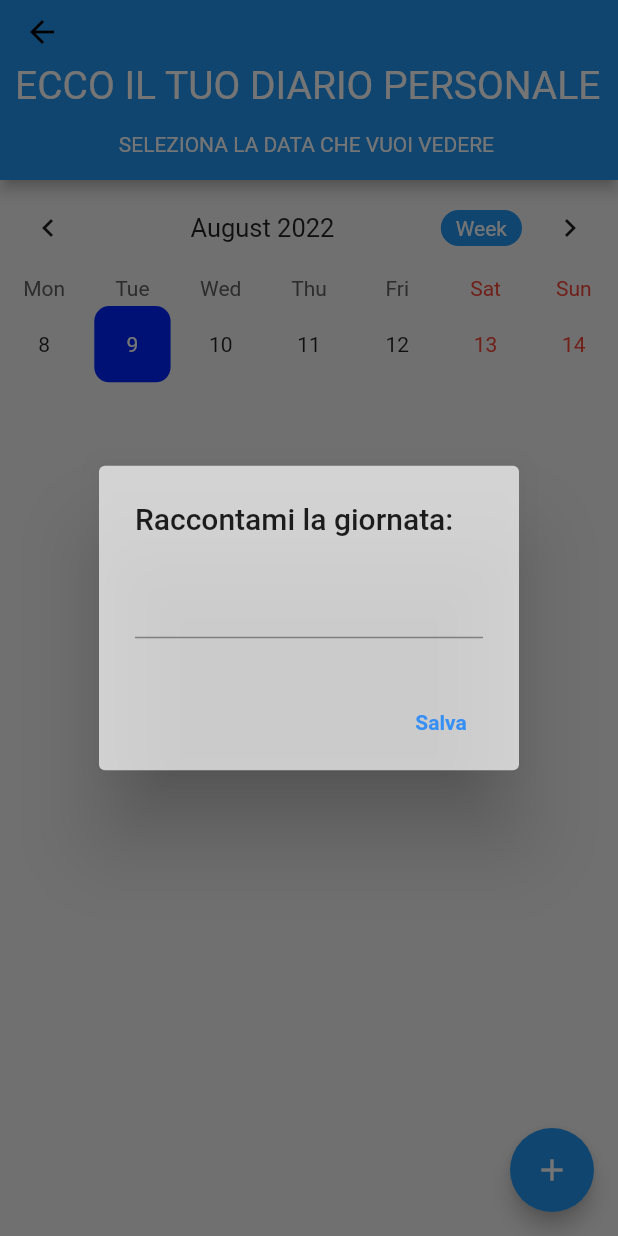
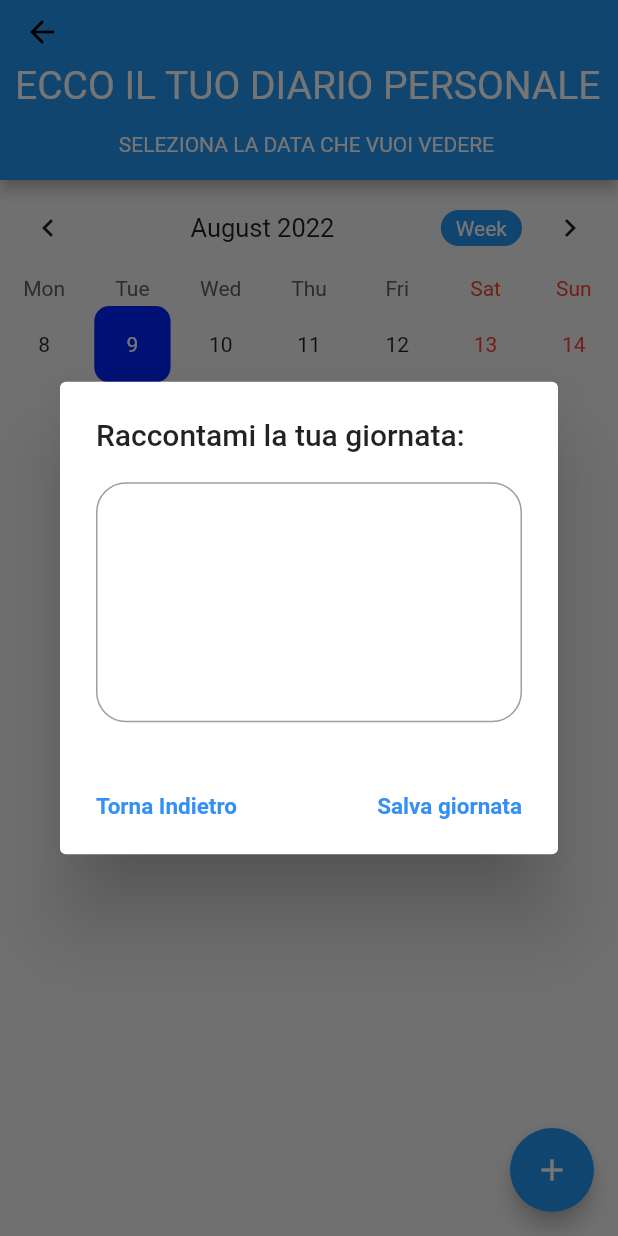
Before and after one commit to caggicaggi/Human-Variable-Behaviour, a Flutter app: the DynamicEvent screen opened directly, after a tap on the "add" icon, on a phone screen of 412 x 824 dp. Run offline on Flutter 3.47's test engine with Material 2 defaults, Android fonts, the phone set to English and light mode, and no system bars; drawn by our look-alikes of table_calendar; our stand-ins replace shared_preferences; missing offline and left inert: mysql1; accounts and stored records are empty.

Commit message:
Sezione diario completa

```diff
--- a/lib/Screens/Application/Diario/components/MyEvents.dart
+++ /dev/null
@@ -1,11 +0,0 @@
-class MyEvents {
-  String eventTitle;
-  String eventDescp;
-
-  MyEvents({required this.eventTitle, required this.eventDescp});
-
-  @override
-  String toString() => eventTitle;
-
-  String toString1() => eventDescp;
-}
--- a/lib/Screens/Application/Diario/dynamic_event.dart
+++ b/lib/Screens/Application/Diario/dynamic_event.dart
@@ -1,9 +1,13 @@
+// ignore_for_file: deprecated_member_use
+
 import 'dart:convert';
 //import 'dart:html';
 import 'package:flutter/material.dart';
+import 'package:human_variable_behaviour/Screens/HomePage/homepage_screen.dart';
 import 'package:shared_preferences/shared_preferences.dart';
 import 'package:table_calendar/table_calendar.dart';
 
+import '../../../components/rounded_button.dart';
 import '../../../mysql/mysql.dart';
 
 class DynamicEvent extends StatefulWidget {
@@ -64,6 +68,8 @@ class _DynamicEventState extends State<DynamicEvent> {
 
   @override
   Widget build(BuildContext context) {
+    //resetto la Map
+    _events.clear();
     return Scaffold(
       backgroundColor: Colors.grey[100],
       appBar: PreferredSize(
@@ -168,7 +174,7 @@ class _DynamicEventState extends State<DynamicEvent> {
                     height: MediaQuery.of(context).size.height / 7,
                     width: MediaQuery.of(context).size.width / 1,
                     decoration: BoxDecoration(
-                        borderRadius: BorderRadius.circular(10),
+                        borderRadius: BorderRadius.circular(20),
                         color: Colors.white,
                         border: Border.all(color: Colors.white)),
                     child: Center(
@@ -194,18 +200,54 @@ class _DynamicEventState extends State<DynamicEvent> {
 
   _showAddDialog() async {
     await showDialog(
-        context: context,
-        builder: (context) => AlertDialog(
-              backgroundColor: Colors.white70,
-              title: Text("Raccontami la giornata: "),
-              content: TextField(
-                controller: _eventController,
+      context: context,
+      builder: (context) => AlertDialog(
+          backgroundColor: Colors.white,
+          title: Text("Raccontami la tua giornata: "),
+          content: SizedBox(
+            height: 160,
+            width: 400,
+            child: TextField(
+              maxLines: 20,
+              controller: _eventController,
+              decoration: new InputDecoration(
+                border: new OutlineInputBorder(
+                    borderRadius: BorderRadius.circular(20),
+                    borderSide: new BorderSide(color: Colors.teal)),
               ),
-              actions: <Widget>[
+            ),
+          ),
+          actions: <Widget>[
+            Row(
+              mainAxisAlignment: MainAxisAlignment.spaceBetween,
+              children: <Widget>[
                 FlatButton(
                   child: Text(
-                    "Salva",
+                    textAlign: TextAlign.left,
+                    "Torna Indietro",
                     style: TextStyle(
+                        fontSize: 15,
+                        color: Color.fromARGB(255, 54, 143, 244),
+                        fontWeight: FontWeight.bold),
+                  ),
+                  onPressed: () {
+                    Navigator.push(
+                      context,
+                      MaterialPageRoute(
+                        builder: (context) {
+                          // inserire ritorno a calendari con navbar sotto
+                          return HomePageScreen();
+                        },
+                      ),
+                    );
+                  },
+                ),
+                FlatButton(
+                  child: Text(
+                    "Salva giornata",
+                    textAlign: TextAlign.right,
+                    style: TextStyle(
+                        fontSize: 15,
                         color: Color.fromARGB(255, 54, 143, 244),
                         fontWeight: FontWeight.bold),
                   ),
@@ -229,12 +271,15 @@ class _DynamicEventState extends State<DynamicEvent> {
                       //aggiungo la stringa a Map<DateTime,List<String>>
                       prefs.setString(
                           "events", json.encode(encodeMap(_events)));
+
                       _eventController.clear();
                       Navigator.pop(context);
                     });
                   },
-                )
+                ),
               ],
-            ));
+            )
+          ]),
+    );
   }
 }
--- a/lib/mysql/mysql.dart
+++ b/lib/mysql/mysql.dart
@@ -195,6 +195,7 @@ Future<List<String>> listaGiornateInserite(dataGiornata, idUtente) async {
   await Future.delayed(const Duration(milliseconds: 2));
   //eseguo query e salvo il risultato in result
   var result = await connessione.query(query);
+  if (result.isNotEmpty) {
     controlloInserimento.add(result.toString());
     //controllo per verificare se c'è una parola doppia
     for (int i = 0; i <= list.length - 1; i++) {
@@ -219,6 +220,10 @@ Future<List<String>> listaGiornateInserite(dataGiornata, idUtente) async {
       list1.add(result.toString());
       connessione.close();
     }
+  } else {
+    list.clear();
+    list.add("Non hai inserito nessuna descrizione in questa data");
+  }
   //chiudo connessione
   connessione.close();
   return list1;
```
Lines whose indentation alone changed are shown as unchanged.
